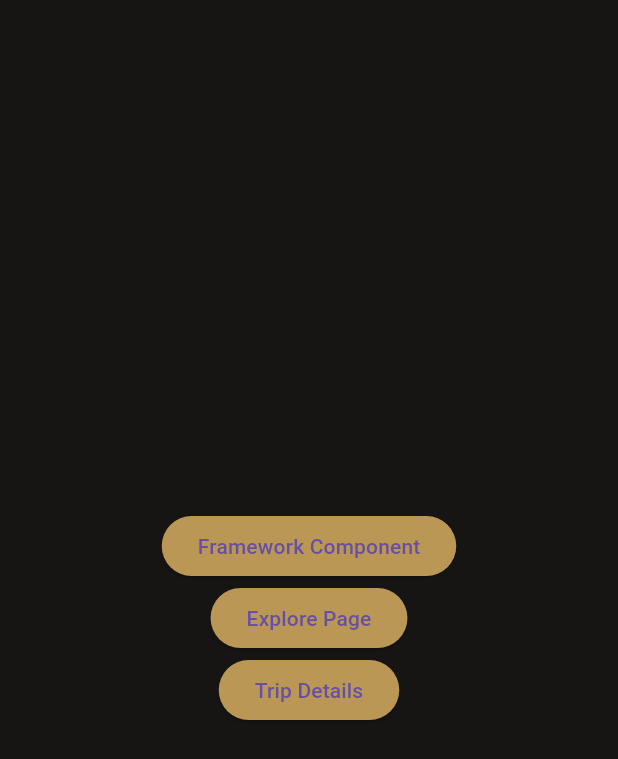
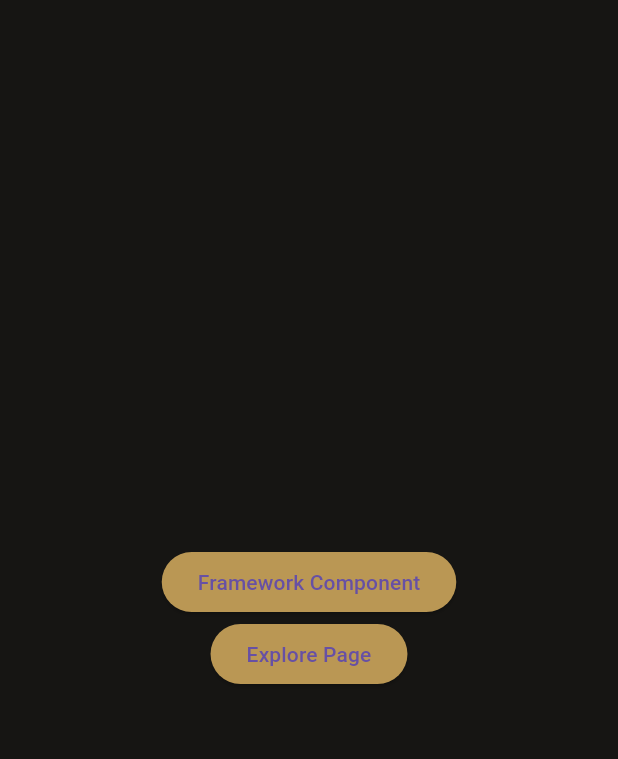
Before and after one commit to Pinnacle01/pinnacle, a Flutter app: the screen it shows after launch, on a phone screen of 412 x 824 dp. Shown: the top 759 px of the screen. Run offline on Flutter 3.47's test engine with Material 3 defaults, Android fonts, the phone set to English and light mode, and no system bars; our stand-ins replace flutter_svg, go_router.

Commit message:
Remove Trip Details button from HomeApp

```diff
--- a/lib/home.dart
+++ b/lib/home.dart
@@ -30,13 +30,6 @@ class HomeApp extends StatelessWidget {
                 text: 'Explore Page',
               ),
             ),
-            NormalButton(
-              buttonType: ButtonType.normal,
-              onPress: () => context.go('/tripdetails'),
-              label: const TextWidget(
-                text: 'Trip Details',
-              ),
-            ),
           ],
         ),
       ),
```
